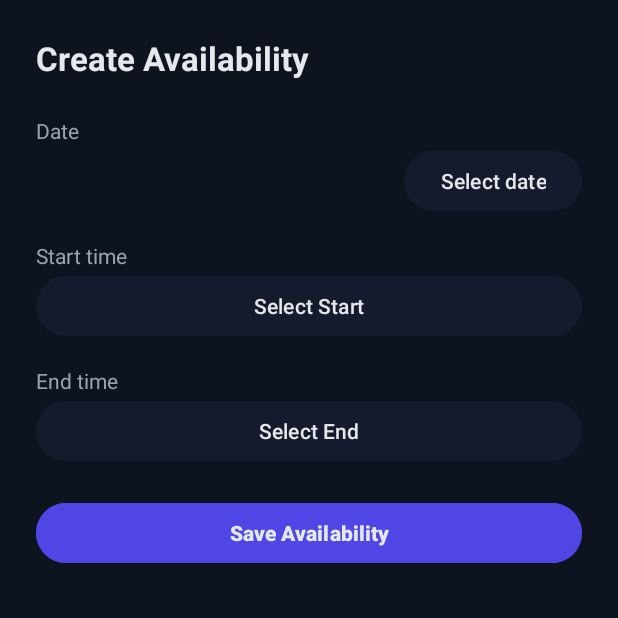
After one commit to uOttawaSEG/project-group_11_seg2105_project_app, an Android app: the TutorAvailabilityActivity screen opened directly, with no data from a screen before it, on a phone screen of 412 x 824 dp, the top half of it. The commit adds this screen. Run offline under Robolectric (Android 15) with nearby library versions, the phone set to English and light mode, and no system bars.

Commit message:
Part 1 - deliverable 3
- added TutorAvailabilitySlot.java (data representation of an availability slot)
- added TutorAvailiabilityActivity
activity screen for selecting availability slots
-made it default screen after signing in as a tutor
added colors for the screen to colors.xml

```diff
--- a/app/src/main/AndroidManifest.xml
+++ b/app/src/main/AndroidManifest.xml
@@ -47,5 +47,9 @@
         <activity android:name=".admin.RejectedRequestsActivity" android:exported="false" />
 
 
+        <!-- Tutor -->
+        <activity android:name=".tutor.TutorAvailabilityActivity" android:exported="false" />
+
+
     </application>
 </manifest>
--- a/app/src/main/java/com/example/group_11_project_app_seg2105/LoginActivity.java
+++ b/app/src/main/java/com/example/group_11_project_app_seg2105/LoginActivity.java
@@ -12,6 +12,8 @@ import androidx.appcompat.app.AppCompatActivity;
 import com.example.group_11_project_app_seg2105.admin.RejectedRequestsActivity;
 import com.example.group_11_project_app_seg2105.data.DatabaseHelper;
 import com.example.group_11_project_app_seg2105.core.validation.InputValidator;
+import com.example.group_11_project_app_seg2105.tutor.TutorAvailabilityActivity;
+
 import android.util.Log;
 
 /**
@@ -93,7 +95,7 @@ public class LoginActivity extends AppCompatActivity {
                     next = new Intent(this, RejectedRequestsActivity.class);
                     break;
                 case "tutor":
-                    next = new Intent(this, WelcomeTutorActivity.class);
+                    next = new Intent(this, TutorAvailabilityActivity.class);
                     break;
                 case "student":
                     next = new Intent(this, WelcomeStudentActivity.class);
--- /dev/null
+++ b/app/src/main/res/layout/activity_tutor_availability.xml
@@ -0,0 +1,112 @@
+<?xml version="1.0" encoding="utf-8"?>
+<androidx.constraintlayout.widget.ConstraintLayout
+    xmlns:android="http://schemas.android.com/apk/res/android"
+    xmlns:app="http://schemas.android.com/apk/res-auto"
+    android:layout_width="match_parent"
+    android:layout_height="match_parent"
+    android:padding="24dp"
+    android:background="@color/tutor_bg_primary">
+
+    <TextView
+        android:id="@+id/titleText"
+        android:layout_width="wrap_content"
+        android:layout_height="wrap_content"
+        android:text="Create Availability"
+        android:textSize="22sp"
+        android:textStyle="bold"
+        android:textColor="@color/tutor_text_primary"
+        app:layout_constraintTop_toTopOf="parent"
+        app:layout_constraintStart_toStartOf="parent"/>
+
+    <TextView
+        android:id="@+id/dateLabel"
+        android:layout_width="wrap_content"
+        android:layout_height="wrap_content"
+        android:text="Date"
+        android:textColor="@color/tutor_text_secondary"
+        android:layout_marginTop="24dp"
+        app:layout_constraintTop_toBottomOf="@+id/titleText"
+        app:layout_constraintStart_toStartOf="parent"/>
+
+    <Button
+        android:id="@+id/buttonPickDate"
+        android:layout_width="0dp"
+        android:layout_height="wrap_content"
+        android:text="Select date"
+        android:textAllCaps="false"
+        android:backgroundTint="@color/tutor_card_bg"
+        android:textColor="@color/tutor_text_primary"
+        app:layout_constraintTop_toBottomOf="@+id/dateLabel"
+        app:layout_constraintEnd_toEndOf="parent"/>
+
+    <TextView
+        android:id="@+id/startLabel"
+        android:layout_width="wrap_content"
+        android:layout_height="wrap_content"
+        android:text="Start time"
+        android:textColor="@color/tutor_text_secondary"
+        android:layout_marginTop="16dp"
+        app:layout_constraintTop_toBottomOf="@+id/buttonPickDate"
+        app:layout_constraintStart_toStartOf="parent"/>
+
+    <Button
+        android:id="@+id/buttonPickStart"
+        android:layout_width="0dp"
+        android:layout_height="wrap_content"
+        android:text="Select Start"
+        android:textAllCaps="false"
+        android:backgroundTint="@color/tutor_card_bg"
+        android:textColor="@color/tutor_text_primary"
+        app:layout_constraintTop_toBottomOf="@+id/startLabel"
+        app:layout_constraintStart_toStartOf="parent"
+        app:layout_constraintEnd_toEndOf="parent"/>
+
+    <TextView
+        android:id="@+id/endLabel"
+        android:layout_width="wrap_content"
+        android:layout_height="wrap_content"
+        android:text="End time"
+        android:textColor="@color/tutor_text_secondary"
+        android:layout_marginTop="16dp"
+        app:layout_constraintTop_toBottomOf="@+id/buttonPickStart"
+        app:layout_constraintStart_toStartOf="parent"/>
+
+    <Button
+        android:id="@+id/buttonPickEnd"
+        android:layout_width="0dp"
+        android:layout_height="wrap_content"
+        android:text="Select End"
+        android:textAllCaps="false"
+        android:backgroundTint="@color/tutor_card_bg"
+        android:textColor="@color/tutor_text_primary"
+        app:layout_constraintTop_toBottomOf="@+id/endLabel"
+        app:layout_constraintStart_toStartOf="parent"
+        app:layout_constraintEnd_toEndOf="parent"/>
+
+    <TextView
+        android:id="@+id/errorText"
+        android:layout_width="0dp"
+        android:layout_height="wrap_content"
+        android:textColor="@color/tutor_error"
+        android:textSize="13sp"
+        android:visibility="gone"
+        app:layout_constraintTop_toBottomOf="@+id/buttonPickEnd"
+        app:layout_constraintStart_toStartOf="parent"
+        app:layout_constraintEnd_toEndOf="parent"
+        android:layout_marginTop="8dp"/>
+
+    <Button
+        android:id="@+id/buttonSaveSlot"
+        android:layout_width="0dp"
+        android:layout_height="wrap_content"
+        android:text="Save Availability"
+        android:textAllCaps="false"
+        android:textStyle="bold"
+        android:backgroundTint="@color/tutor_primary"
+        android:textColor="@color/tutor_text_primary"
+        android:layout_marginTop="20dp"
+        app:layout_constraintTop_toBottomOf="@+id/errorText"
+        app:layout_constraintStart_toStartOf="parent"
+        app:layout_constraintEnd_toEndOf="parent"/>
+
+</androidx.constraintlayout.widget.ConstraintLayout>
--- a/app/src/main/res/values/colors.xml
+++ b/app/src/main/res/values/colors.xml
@@ -17,4 +17,15 @@
     <color name="p4_button_text">#FFFFFF</color>
 
 
+    //part 1 color palette for tutor availability
+    <color name="tutor_bg_primary">#0D141F</color>
+    <color name="tutor_card_bg">#141B2C</color>
+    <color name="tutor_primary">#4F46E5</color>
+    <color name="tutor_primary_soft">#3730A3</color>
+    <color name="tutor_chip_bg">#111827</color>
+    <color name="tutor_border">#202A3A</color>
+    <color name="tutor_text_primary">#E5E7EB</color>
+    <color name="tutor_text_secondary">#9CA3AF</color>
+    <color name="tutor_error">#F97066</color>
+
 </resources>
```
Also changed, not shown: app/src/main/java/com/example/group_11_project_app_seg2105/data/DatabaseHelper.java (+43 -1 lines), app/src/main/java/com/example/group_11_project_app_seg2105/data/TutorAvailabilitySlot.java (added, +17 -0 lines), app/src/main/java/com/example/group_11_project_app_seg2105/tutor/TutorAvailabilityActivity.java (added, +159 -0 lines).
